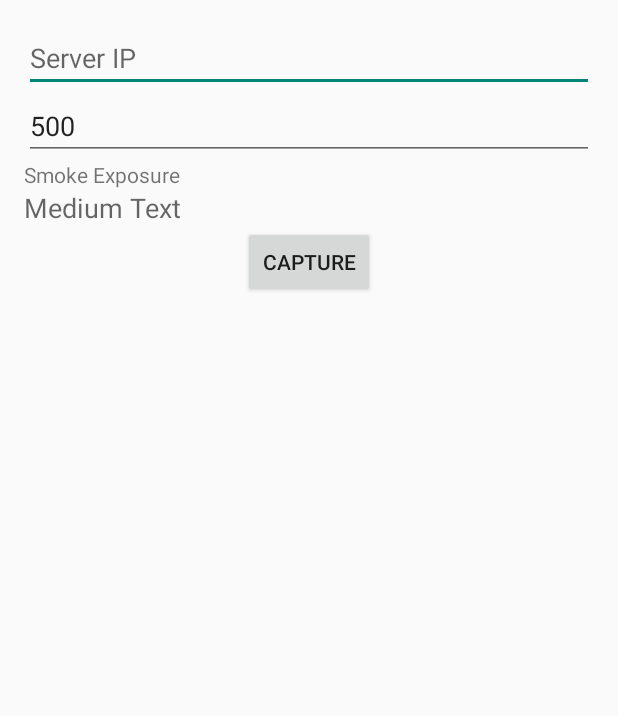
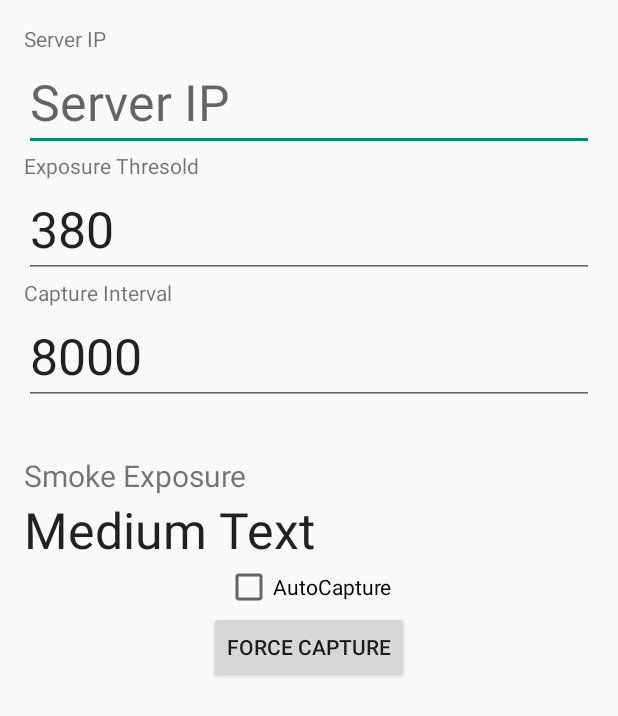
Before and after one commit to yafithekid/android-arduino-cctv, an Android app: the CCTVActivity screen opened directly, with no data from a screen before it, on a phone screen of 412 x 824 dp. Shown: the top 716 px of the screen. Run offline under Robolectric (Android 15) with nearby library versions, the phone set to English and light mode, and no system bars; network calls fail; 5 statements that could not run were skipped.

Commit message:
add auto capture features

```diff
--- a/android/app/src/main/java/com/yafi/smokecctv/CCTVActivity.java
+++ b/android/app/src/main/java/com/yafi/smokecctv/CCTVActivity.java
@@ -15,6 +15,7 @@ import android.os.Handler;
 import android.os.Message;
 import android.util.Log;
 import android.view.View;
+import android.widget.CheckBox;
 import android.widget.EditText;
 import android.widget.ImageView;
 import android.widget.TextView;
@@ -39,6 +40,11 @@ public class CCTVActivity extends Activity {
     TextView smokeText;
     EditText exposureLimitText;
     EditText serverIpText;
+    EditText captureIntervalEditText;
+    CheckBox autoCaptureCheckBox;
+    public boolean isSmokeDetected;
+    public boolean isTakingPicture;
+
     ImageView photoResultImageView;
 
     final int HANDLER_STATE = 0;
@@ -49,6 +55,9 @@ public class CCTVActivity extends Activity {
 
     //koneksi untuk baca/tulis socket
     private ConnectionThread mConnectionThread;
+
+    //thread untuk ngeloop autocapture
+    private TakePictureThread mTakePictureThread;
 
     //camera object
     private Camera camera;
@@ -70,6 +79,11 @@ public class CCTVActivity extends Activity {
         serverIpText = (EditText) findViewById(R.id.serverIPText);
 
         exposureLimitText = (EditText) findViewById(R.id.limitExposureText);
+
+        autoCaptureCheckBox = (CheckBox) findViewById(R.id.autoCaptureCheckbox);
+
+        captureIntervalEditText = (EditText) findViewById(R.id.captureIntervalEditText);
+
         //bikin handler untuk menerima data dari connection thread
         btInputHandler = new Handler(){
             public void handleMessage(Message msg){
@@ -89,8 +103,10 @@ public class CCTVActivity extends Activity {
                         int value = Integer.parseInt(printedData);
                         int limit = Integer.parseInt(exposureLimitText.getText().toString());
                         if (value > limit){
+                            isSmokeDetected = true;
                             smokeText.setTextColor(COLOR_RED);
                         } else {
+                            isSmokeDetected = false;
                             smokeText.setTextColor(COLOR_GREEN);
                         }
                         //hapus data newline
@@ -99,6 +115,7 @@ public class CCTVActivity extends Activity {
                 }
             }
         };
+
 
     }
 
@@ -131,6 +148,8 @@ public class CCTVActivity extends Activity {
         mConnectionThread = new ConnectionThread(mBtSocket);
         mConnectionThread.start();
 
+        mTakePictureThread = new TakePictureThread();
+        mTakePictureThread.start();
         getCameraInstance();
     }
 
@@ -146,6 +165,13 @@ public class CCTVActivity extends Activity {
         } catch (IOException e) {
             e.printStackTrace();
         }
+        mTakePictureThread.interrupt();
+    }
+
+    @Override
+    public void onStop(){
+        super.onStop();
+        mTakePictureThread.interrupt();
     }
 
 
@@ -185,13 +211,15 @@ public class CCTVActivity extends Activity {
 
     private void doTakePicture(){
         Log.d(DEBUG_TAG,"Taking picture");
+        isTakingPicture = true;
         String resultImagePath = new String();
         camera.takePicture(null, null, new PhotoHandler(this.getApplicationContext(),resultImagePath,getServerUri()));
+        isTakingPicture = false;
     }
 
     public String getServerUri(){
         StringBuilder serverIP = new StringBuilder();
-        serverIP.append("http://").append(serverIpText.getText().toString()).append("/tes-android/upload.php");
+        serverIP.append("http://").append(serverIpText.getText().toString()).append("/smoke-cctv-backend/public/photo/create");
         return serverIP.toString();
     }
 
@@ -205,6 +233,62 @@ public class CCTVActivity extends Activity {
         doTakePicture();
     }
 
+    private static long lastCaptureImageTime = 0;
+
+    //time interval untuk ngecapture image
+    private long getTimeLimit(){
+        return Long.parseLong(captureIntervalEditText.getText().toString());
+    }
+
+    private boolean isAutoCaptureOn(){
+        return (autoCaptureCheckBox.isChecked());
+    }
+
+    //ngecek apakah udah harus ambil gambar lewat autocapture
+    private boolean isCaptureImageNow(){
+        //kalo gak ada smoke jangan diupdate
+        if (!isSmokeDetected){
+           return false;
+        }
+        //kalo lagi ngeproses, jangan ambil gambar
+        else if (isTakingPicture){
+            return false;
+        }
+        //cek apa overflow
+        else if (System.currentTimeMillis() < lastCaptureImageTime){
+            lastCaptureImageTime = System.currentTimeMillis();
+            return false;
+        //cek kalo dicentang, nyala
+        } else if (isAutoCaptureOn()){
+
+            //kalo udah lebih dari time limit, ambil gambar
+            if (System.currentTimeMillis() - lastCaptureImageTime > getTimeLimit()){
+                lastCaptureImageTime = System.currentTimeMillis();
+                return true;
+            } else {
+                return false;
+            }
+        } else {
+            return false;
+        }
+    }
+
+    private class TakePictureThread extends Thread{
+
+        public TakePictureThread(){
+        }
+
+        public void run(){
+            try {
+                while (true){
+                    if (isCaptureImageNow()){
+                        doTakePicture();
+                    }
+                }
+            //kalo thread kena onpause onstop, bakal exception di isCaptureImage.
+            } catch (NullPointerException npe){ }
+        }
+    }
 
     private class ConnectionThread extends Thread{
         private final InputStream mmInputStream;
--- a/android/app/src/main/java/com/yafi/smokecctv/DemoActivity.java
+++ b/android/app/src/main/java/com/yafi/smokecctv/DemoActivity.java
@@ -80,7 +80,7 @@ public class DemoActivity extends Activity {
 				Log.d("Data", data.getDataString());
 				selectedPath = getPath(selectedImageUri);
 				Log.d("DEBUG : ", "SELECT_IMAGE Path : " + selectedPath);
-				(new UploaderTask("http://192.168.42.70/tes-android/upload.php",selectedPath)).execute("");
+				(new UploaderTask(this.getApplicationContext(),"http://192.168.42.70/tes-android/upload.php",selectedPath)).execute("");
 			}
 
 		}
--- a/android/app/src/main/res/layout/activity_cctv.xml
+++ b/android/app/src/main/res/layout/activity_cctv.xml
@@ -13,11 +13,26 @@
         android:layout_height="fill_parent"
         android:id="@+id/asdasdas">
 
+        <TextView
+            android:layout_width="wrap_content"
+            android:layout_height="wrap_content"
+            android:textAppearance="?android:attr/textAppearanceSmall"
+            android:text="Server IP"
+            android:id="@+id/textView" />
+
         <EditText
             android:layout_width="match_parent"
             android:layout_height="wrap_content"
             android:id="@+id/serverIPText"
-            android:hint="Server IP" />
+            android:hint="Server IP"
+            android:textSize="50px" />
+
+        <TextView
+            android:layout_width="wrap_content"
+            android:layout_height="wrap_content"
+            android:textAppearance="?android:attr/textAppearanceSmall"
+            android:text="Exposure Thresold"
+            android:id="@+id/textView2" />
 
         <EditText
             android:layout_width="fill_parent"
@@ -25,28 +40,54 @@
             android:id="@+id/limitExposureText"
             android:visibility="visible"
             android:hint="CO Exposure Detection"
-            android:text="500"
+            android:text="380"
             android:phoneNumber="false"
-            android:inputType="number" />
+            android:inputType="number"
+            android:textSize="50px" />
+
+        <TextView
+            android:layout_width="wrap_content"
+            android:layout_height="wrap_content"
+            android:textAppearance="?android:attr/textAppearanceSmall"
+            android:text="Capture Interval"
+            android:id="@+id/textView3" />
+
+        <EditText
+            android:layout_width="fill_parent"
+            android:layout_height="wrap_content"
+            android:id="@+id/captureIntervalEditText"
+            android:textSize="50px"
+            android:text="8000" />
 
         <TextView
             android:layout_width="wrap_content"
             android:layout_height="wrap_content"
             android:textAppearance="?android:attr/textAppearanceSmall"
             android:text="Smoke Exposure"
-            android:id="@+id/labelSmokeText" />
+            android:id="@+id/labelSmokeText"
+            android:textSize="30px"
+            android:layout_marginTop="50px" />
 
         <TextView
             android:layout_width="wrap_content"
             android:layout_height="wrap_content"
-            android:textAppearance="?android:attr/textAppearanceMedium"
+            android:textAppearance="@android:style/TextAppearance.Large"
             android:text="Medium Text"
-            android:id="@+id/smokeText" />
+            android:id="@+id/smokeText"
+            android:textSize="50px" />
+
+        <CheckBox
+            android:layout_width="wrap_content"
+            android:layout_height="wrap_content"
+            android:text="AutoCapture"
+            android:id="@+id/autoCaptureCheckbox"
+            android:layout_gravity="center_horizontal"
+            android:checked="false" />
 
         <Button
             android:layout_width="wrap_content"
             android:layout_height="wrap_content"
-            android:text="Capture"
+            android:text="Force Capture"
             android:id="@+id/captureButton"
             android:layout_gravity="center_horizontal"
             android:onClick="onClickButtonCapture" />
```
Also changed, not shown: android/app/src/main/java/com/yafi/smokecctv/PhotoHandler.java (+5 -4 lines), android/app/src/main/java/com/yafi/smokecctv/UploaderTask.java (+8 -4 lines), 1 other file.
